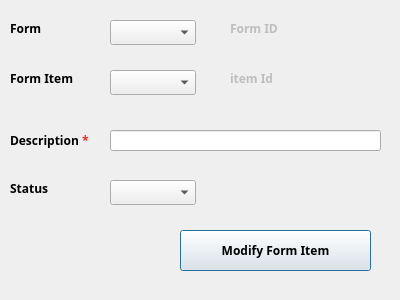
Before: the Qt Designer form presentation/authorization_ui/modifyFormItem.ui in shymaa123456/HyperPOS2020, drawn with Qt 5.
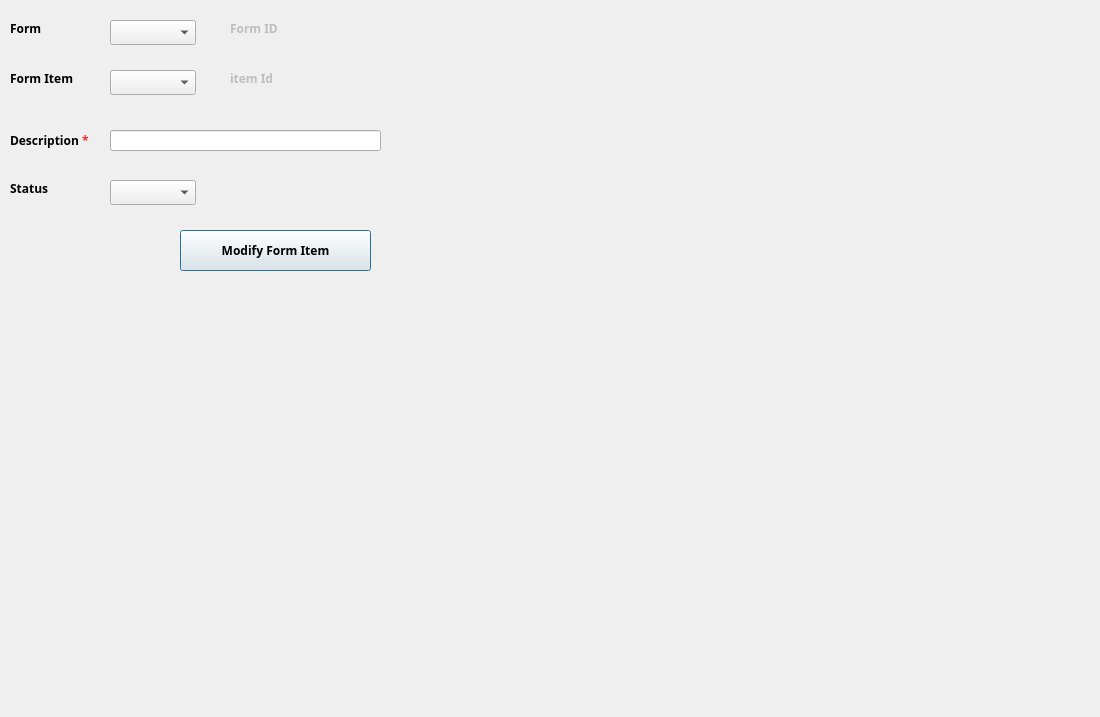
After: the same form once the commit is applied.

What changed in the file:
```diff
--- a/presentation/authorization_ui/modifyFormItem.ui
+++ b/presentation/authorization_ui/modifyFormItem.ui
@@ -6,20 +6,20 @@
    <rect>
     <x>0</x>
     <y>0</y>
-    <width>400</width>
-    <height>300</height>
+    <width>1100</width>
+    <height>717</height>
    </rect>
   </property>
   <property name="minimumSize">
    <size>
-    <width>400</width>
-    <height>300</height>
+    <width>1100</width>
+    <height>717</height>
    </size>
   </property>
   <property name="maximumSize">
    <size>
-    <width>400</width>
-    <height>300</height>
+    <width>1100</width>
+    <height>717</height>
    </size>
   </property>
   <property name="windowTitle">
```
